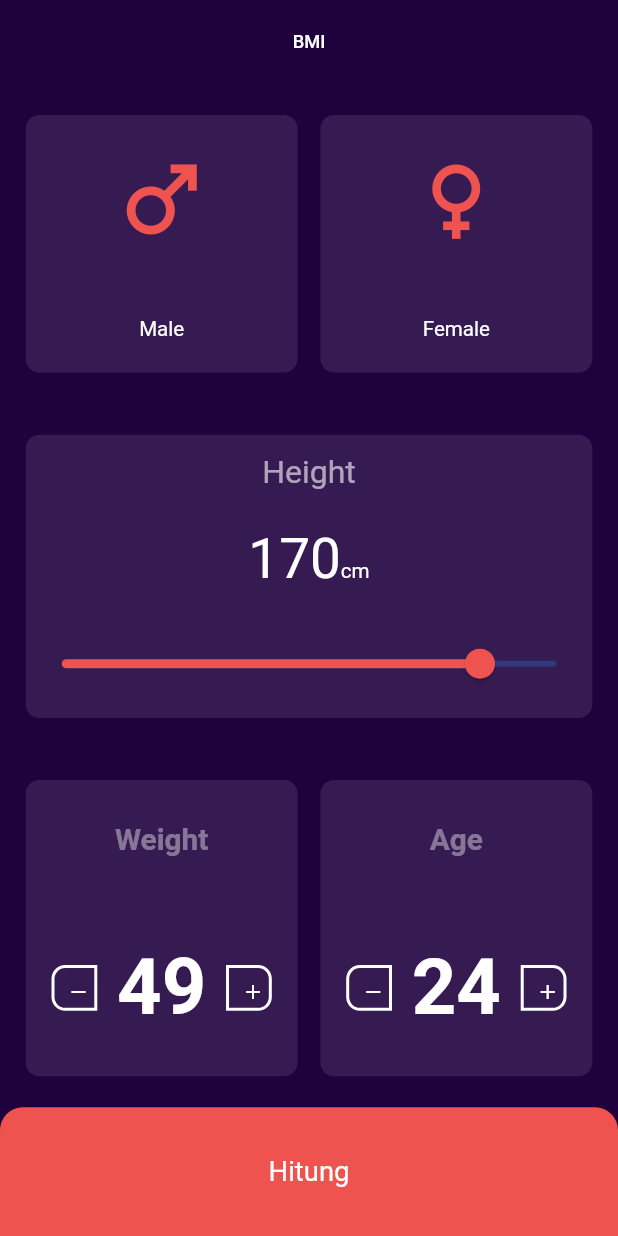
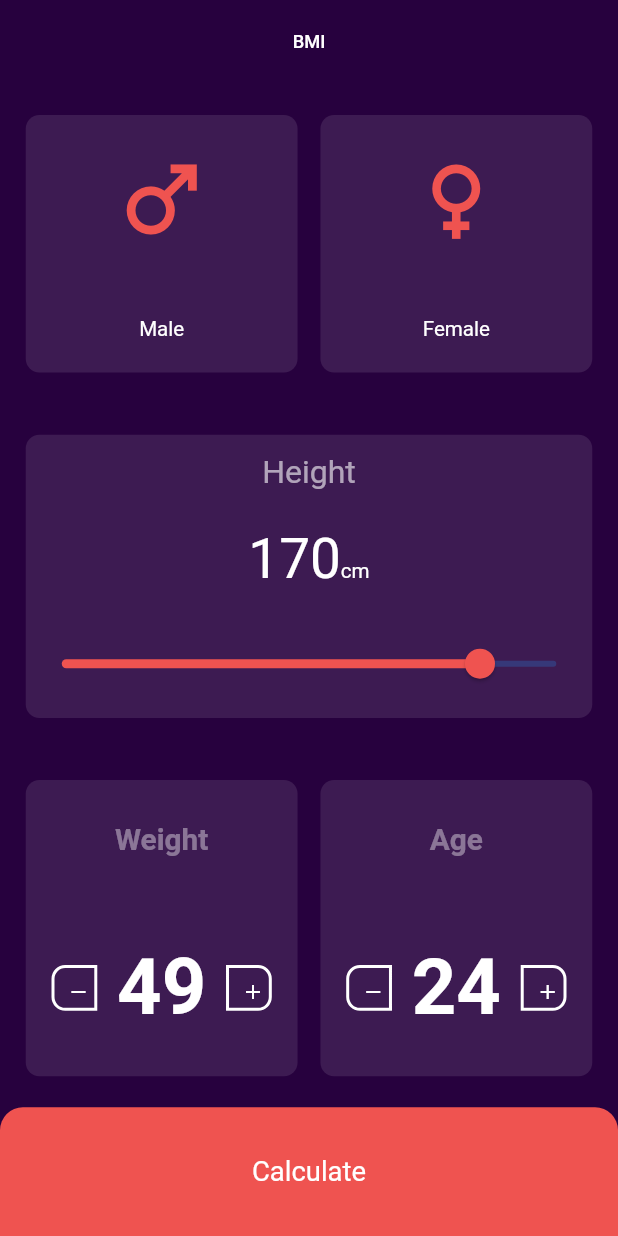
Before and after one commit to Mushlihs/flutter_bmi_calc, a Flutter app: the screen it shows after launch, after a tap on the "remove" icon, on a phone screen of 412 x 824 dp. Run offline on Flutter 3.47's test engine with Material 2 defaults, Android fonts, the phone set to English and light mode, and no system bars; our stand-ins replace flutter_screenutil, get, google_fonts.

Commit message:
change theme

```diff
--- a/lib/app/modules/home/views/home_view.dart
+++ b/lib/app/modules/home/views/home_view.dart
@@ -25,7 +25,7 @@ class HomeView extends GetView<HomeController> {
           centerTitle: true,
         ),
         bottomNavigationBar: BottomCount(
-          text: "Hitung",
+          text: "Calculate",
           Callback: () {
             if (controller.genderF.value == false &&
                 controller.genderM.value == false) {
--- a/lib/app/util/theme.dart
+++ b/lib/app/util/theme.dart
@@ -5,7 +5,7 @@ import 'package:google_fonts/google_fonts.dart';
 class Pallete {
   static final AppLight = Colors.white;
   static final Appdark = Colors.black;
-  static final Apptheme1 = Color.fromRGBO(31, 1, 62, 1);
+  static final Apptheme1 = Color.fromRGBO(39, 1, 62, 1);
   static final Apptheme2 = Colors.red[400];
 }
 
```
